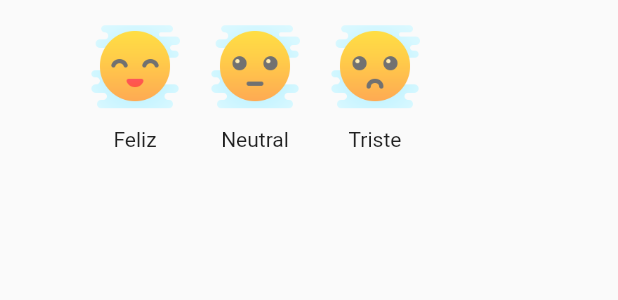
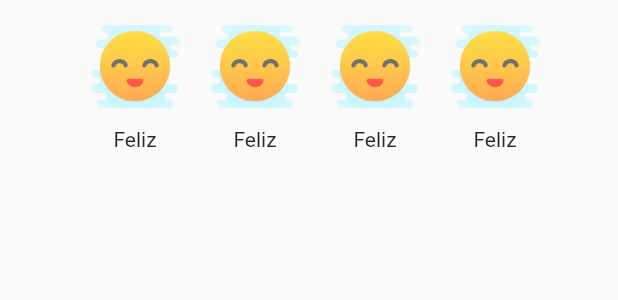
Before and after one commit to mxarc/te-acompano, a Flutter app: the FeelWidget widget shown alone on an empty page, opened directly, on a phone screen of 412 x 824 dp. Shown: the top 300 px of the screen. Run offline on Flutter 3.47's test engine with Material 2 defaults, Android fonts, the phone set to English and light mode, and no system bars; our stand-ins replace cloud_firestore, firebase_auth, firebase_storage, fluttertoast, image_picker, shared_preferences; accounts and stored records are empty.

Commit message:
Added scroll view to feels

```diff
--- a/app/lib/src/menu/menu.page.dart
+++ b/app/lib/src/menu/menu.page.dart
@@ -36,7 +36,9 @@ class _MenuPageState extends State<MenuPage> {
               margin: EdgeInsets.symmetric(horizontal: 10, vertical: 10),
               child: CircleAvatar(
                 radius: 18.0,
-                backgroundImage: NetworkImage(user.photoUrl),
+                backgroundImage: (user.photoUrl != null)
+                    ? NetworkImage(user.photoUrl)
+                    : AssetImage('assets/nopp.png'),
                 backgroundColor: Colors.transparent,
               )),
         ],
--- a/app/lib/src/menu/widgets/feel.widget.dart
+++ b/app/lib/src/menu/widgets/feel.widget.dart
@@ -2,6 +2,11 @@ import 'package:flutter/material.dart';
 
 class FeelWidget extends StatelessWidget {
   final List<Map<dynamic, dynamic>> _emociones = [
+    {'image': AssetImage('assets/happy.png'), 'text': 'Feliz'},
+    {'image': AssetImage('assets/happy.png'), 'text': 'Feliz'},
+    {'image': AssetImage('assets/happy.png'), 'text': 'Feliz'},
+    {'image': AssetImage('assets/happy.png'), 'text': 'Feliz'},
+    {'image': AssetImage('assets/happy.png'), 'text': 'Feliz'},
     {'image': AssetImage('assets/happy.png'), 'text': 'Feliz'},
     {'image': AssetImage('assets/neutral.png'), 'text': 'Neutral'},
     {'image': AssetImage('assets/sad.png'), 'text': 'Triste'}
@@ -20,12 +25,15 @@ class FeelWidget extends StatelessWidget {
 
   Widget _caras(BuildContext context) {
     return Container(
+        height: 100,
         padding: EdgeInsets.symmetric(horizontal: 50.0),
-        child: Row(
+        child: ListView(
+            scrollDirection: Axis.horizontal,
             children: _emociones
                 .map((item) => Container(
                     margin: EdgeInsets.symmetric(horizontal: 10),
                     child: Column(
+                      mainAxisSize: MainAxisSize.min,
                       children: <Widget>[
                         Image(
                           image: item['image'],
--- a/app/lib/src/shared/models/user.model.dart
+++ b/app/lib/src/shared/models/user.model.dart
@@ -21,6 +21,7 @@ class User {
       'email': _email,
       'displayName': _displayName,
       'uid': _uid,
+      'photoUrl': _photoUrl,
     };
   }
 }
```
